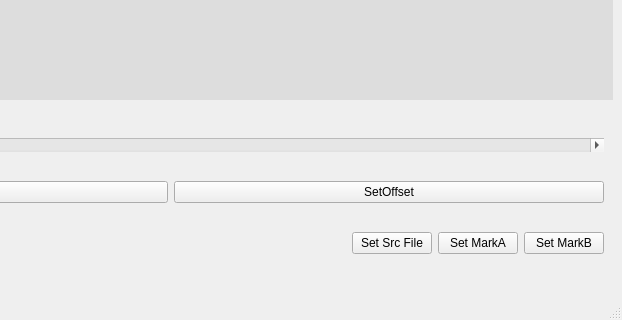
Above: try/imgWindow.ui from lin22807590/swap_ui before the change; both pictures show x 716 to 1338 and y 509 to 829 of the 1338 by 829 pixel window. Below: the same form after it.
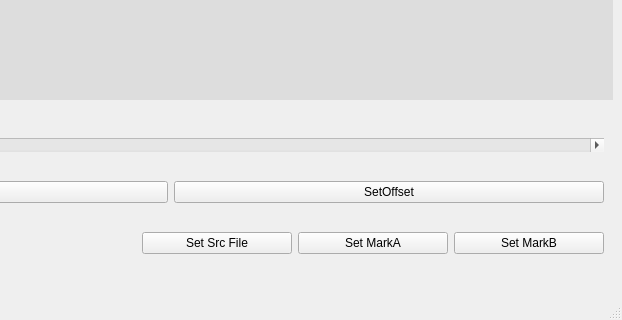
That is the form after the change.

What changed in the file:
```diff
--- a/try/imgWindow.ui
+++ b/try/imgWindow.ui
@@ -140,6 +140,12 @@
          </item>
          <item>
           <widget class="QPushButton" name="bSrcFile">
+           <property name="minimumSize">
+            <size>
+             <width>150</width>
+             <height>0</height>
+            </size>
+           </property>
            <property name="text">
             <string>Set Src File</string>
            </property>
@@ -147,6 +153,12 @@
          </item>
          <item>
           <widget class="QPushButton" name="bMarkA">
+           <property name="minimumSize">
+            <size>
+             <width>150</width>
+             <height>0</height>
+            </size>
+           </property>
            <property name="text">
             <string>Set MarkA</string>
            </property>
@@ -154,6 +166,12 @@
          </item>
          <item>
           <widget class="QPushButton" name="bMarkB">
+           <property name="minimumSize">
+            <size>
+             <width>150</width>
+             <height>0</height>
+            </size>
+           </property>
            <property name="text">
             <string>Set MarkB</string>
            </property>
```
